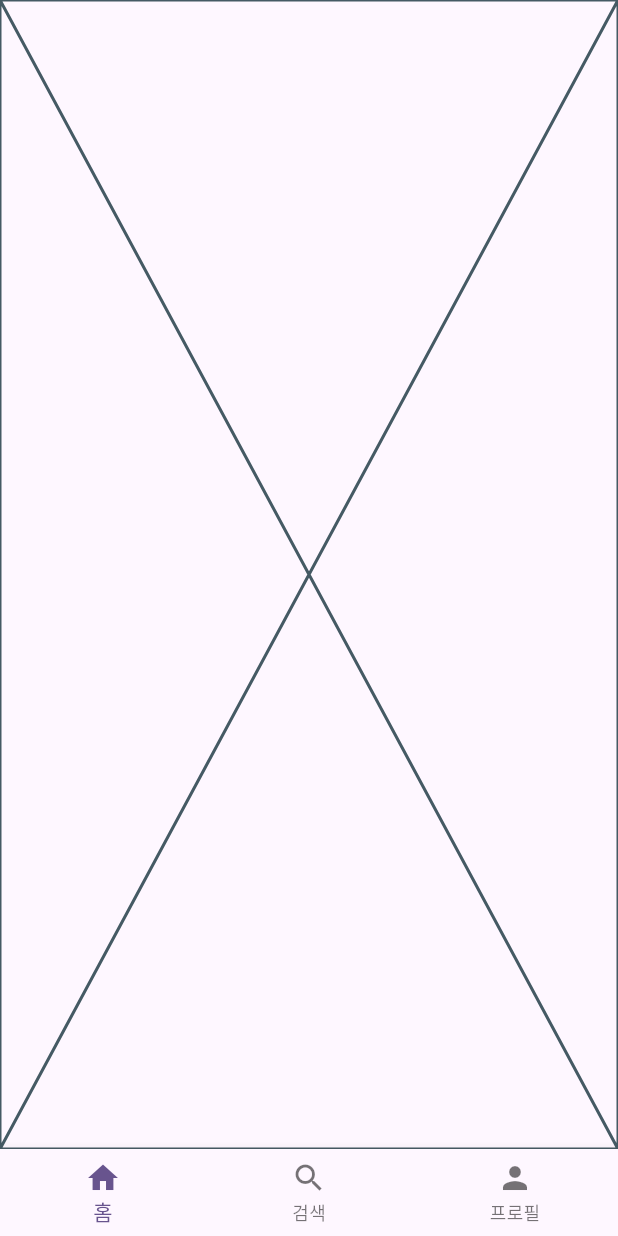
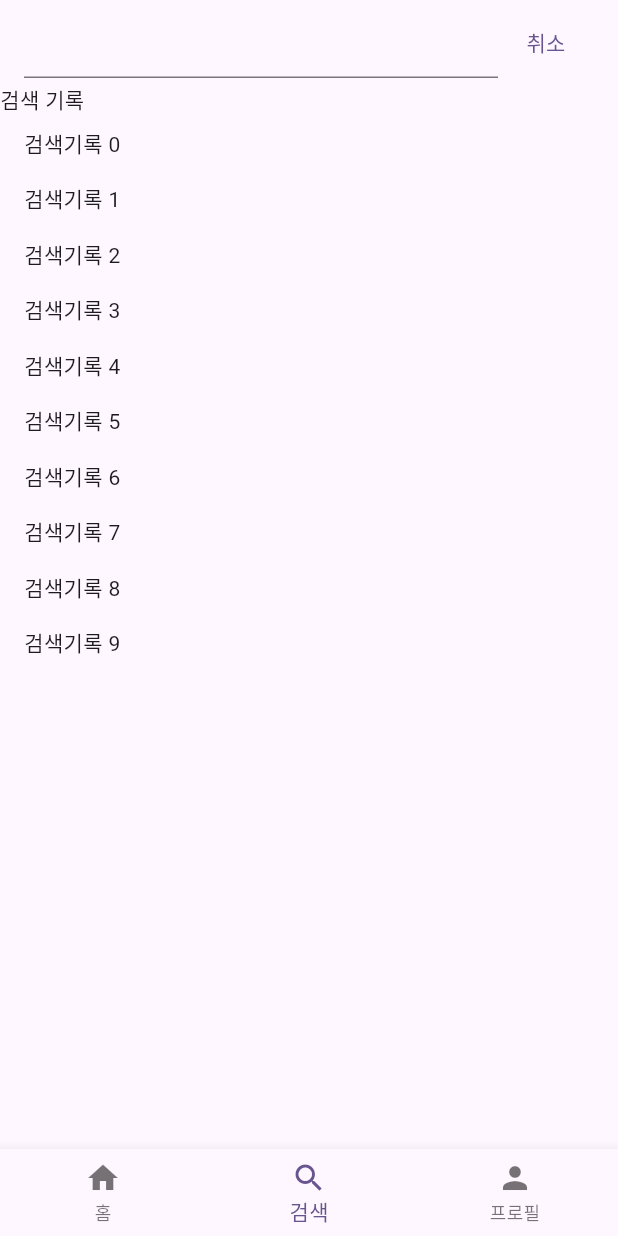
Before and after one commit to dev-hoony/pokedex, a Flutter app: the screen it shows after launch, item 2 of the bottom bar chosen, on a phone screen of 412 x 824 dp. Run offline on Flutter 3.47's test engine with Material 3 defaults, Android fonts, the phone set to English and light mode, and no system bars.

Commit message:
fix : home, detail, search page

```diff
--- a/lib/app/presentation/pages/detail/detail_page.dart
+++ b/lib/app/presentation/pages/detail/detail_page.dart
@@ -24,7 +24,6 @@ class _DetailPageState extends State<DetailPage> with TickerProviderStateMixin {
   Widget build(BuildContext context) {
     return Scaffold(
       appBar: AppBar(
-        leading: const Icon(Icons.arrow_back),
         backgroundColor: Colors.transparent,
       ),
       backgroundColor: bgColor,
--- a/lib/app/presentation/pages/main/main_page.dart
+++ b/lib/app/presentation/pages/main/main_page.dart
@@ -23,6 +23,7 @@ class _MainPageState extends State<MainPage> {
     return Scaffold(
       body: _pages[_index],
       bottomNavigationBar: BottomNavigationBar(
+        currentIndex: _index,
         items: const [
           BottomNavigationBarItem(icon: Icon(Icons.home), label: '홈'),
           BottomNavigationBarItem(icon: Icon(Icons.search), label: '검색'),
--- a/lib/app/presentation/pages/search/search_page.dart
+++ b/lib/app/presentation/pages/search/search_page.dart
@@ -10,6 +10,36 @@ class SearchPage extends StatefulWidget {
 class _SearchPageState extends State<SearchPage> {
   @override
   Widget build(BuildContext context) {
-    return const Placeholder();
+    return Scaffold(
+      appBar: AppBar(
+        title: Row(
+          children: [
+            Expanded(
+              child: TextField(),
+            ),
+            TextButton(
+              onPressed: () {},
+              child: Text("취소"),
+            )
+          ],
+        ),
+      ),
+      body: Column(
+        crossAxisAlignment: CrossAxisAlignment.start,
+        children: [
+          Text("검색 기록"),
+          ListView.builder(
+              shrinkWrap: true,
+              itemCount: 10,
+              itemBuilder: (context, i) {
+                return Padding(
+                  padding:
+                      const EdgeInsets.symmetric(horizontal: 16, vertical: 8),
+                  child: Text("검색기록 ${i.toString()}"),
+                );
+              }),
+        ],
+      ),
+    );
   }
 }
```
Also changed, not shown: lib/app/presentation/pages/home/home_page.dart (+69 -1 lines), lib/app/presentation/pages/home/widgets/pokemon_card.dart (added, +46 -0 lines).
